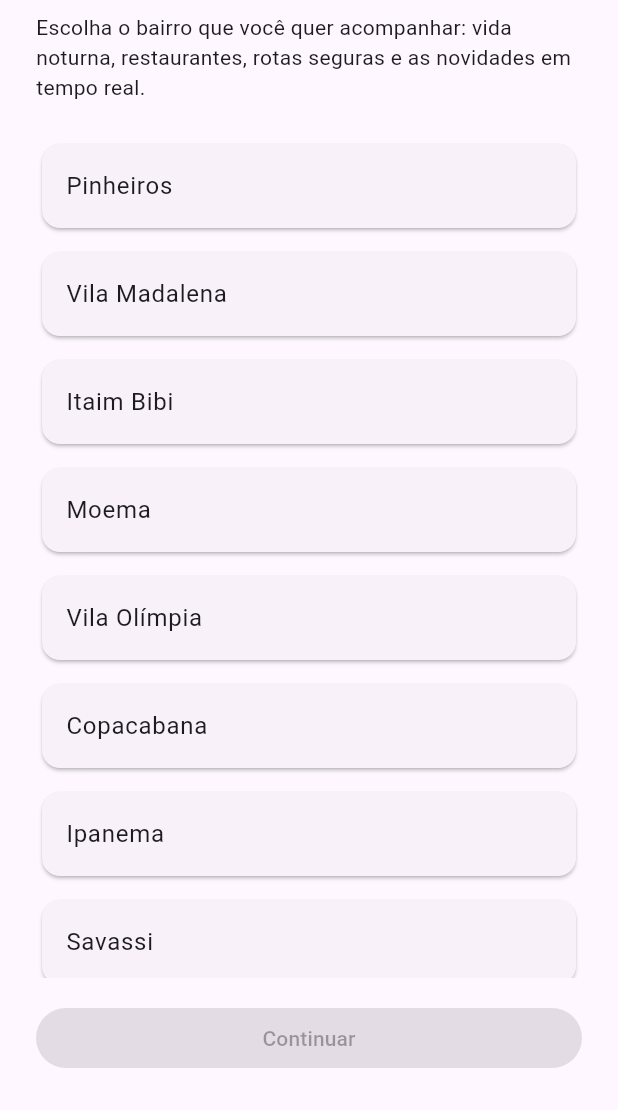
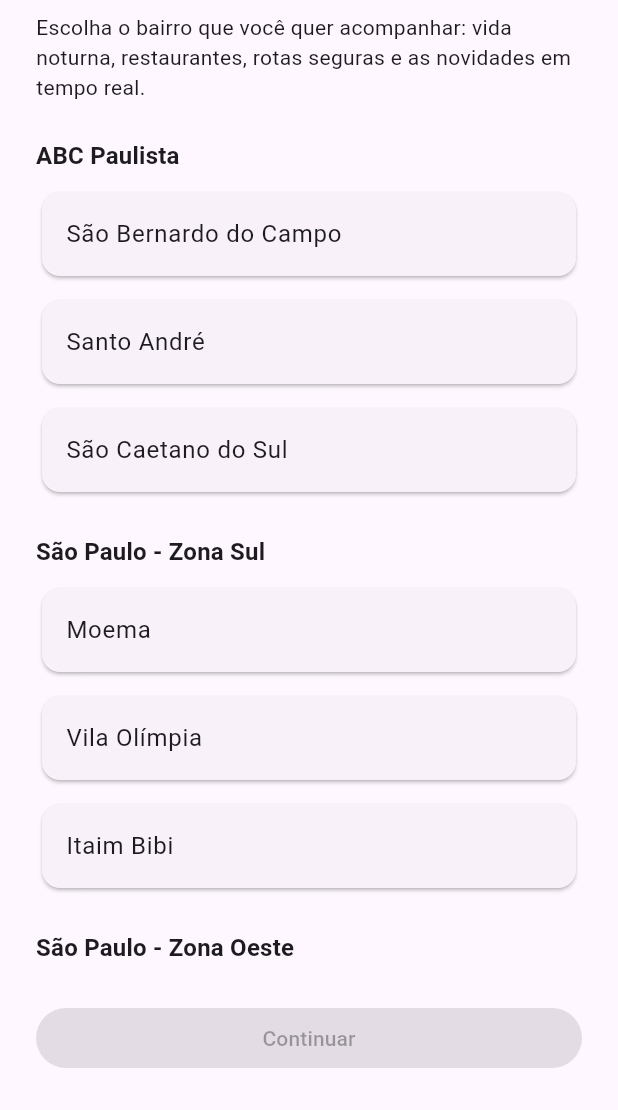
Before and after one commit to felipeamro/AppRole, a Flutter app: the screen it shows after launch, on a phone screen of 412 x 824 dp, the part 126-1236 px from its top. Run offline on Flutter 3.47's test engine with Material 3 defaults, Android fonts, the phone set to English and light mode, and no system bars; our stand-ins replace cloud_firestore, firebase_auth, firebase_core, google_maps_flutter; accounts and stored records are empty.

Commit message:
Adiciona troca de bairro e reorganiza Onboarding por regiao
- Perfil ganha um botao "Trocar bairro" que volta para o Onboarding
  (limpando a pilha de navegacao) para escolher outro bairro sem
  reiniciar o app; a nova escolha substitui a anterior via o mesmo
  updateBairroPreferido ja existente.
- Onboarding agora agrupa os bairros por regiao (ABC Paulista, SP Zona
  Sul, SP Zona Oeste, RJ Zona Sul) com headers de secao fixos, em vez
  de lista plana.
- Ajusta o smoke test para checar a primeira regiao (sempre visivel
  sem rolar), ja que "Pinheiros" ficou fora do viewport padrao do teste.

Co-Authored-By: Claude Sonnet 5 <noreply@anthropic.com>
Claude-Session: https://claude.ai/code/session_015phH3AhTRrbiSU1Gv5TDqe

```diff
--- a/lib/screens/onboarding_screen.dart
+++ b/lib/screens/onboarding_screen.dart
@@ -4,22 +4,42 @@ import '../services/auth_service.dart';
 import '../services/user_service.dart';
 import 'main_navigation_screen.dart';
 
+/// Uma regiao de bairros exibida na lista do Onboarding (ex: "ABC Paulista").
+class BairroRegiao {
+  const BairroRegiao({required this.nome, required this.bairros});
+
+  final String nome;
+  final List<String> bairros;
+}
+
 /// Primeira tela do app: o usuario escolhe o bairro que quer acompanhar.
 ///
 /// A escolha define o `bairroPreferido` salvo em `users` e filtra os dados
-/// de estabelecimentos e feed exibidos na Home.
+/// de estabelecimentos e feed exibidos na Home. Tambem e reaberta a partir
+/// do Perfil quando o usuario quer trocar de bairro.
 class OnboardingScreen extends StatefulWidget {
-  const OnboardingScreen({super.key});
+  const OnboardingScreen({super.key, this.currentBairro});
 
-  static const List<String> bairrosDisponiveis = [
-    'Pinheiros',
-    'Vila Madalena',
-    'Itaim Bibi',
-    'Moema',
-    'Vila Olímpia',
-    'Copacabana',
-    'Ipanema',
-    'Savassi',
+  /// Bairro atualmente selecionado, se houver (fluxo de "trocar bairro").
+  final String? currentBairro;
+
+  static const List<BairroRegiao> regioes = [
+    BairroRegiao(
+      nome: 'ABC Paulista',
+      bairros: ['São Bernardo do Campo', 'Santo André', 'São Caetano do Sul'],
+    ),
+    BairroRegiao(
+      nome: 'São Paulo - Zona Sul',
+      bairros: ['Moema', 'Vila Olímpia', 'Itaim Bibi'],
+    ),
+    BairroRegiao(
+      nome: 'São Paulo - Zona Oeste',
+      bairros: ['Pinheiros', 'Vila Madalena'],
+    ),
+    BairroRegiao(
+      nome: 'Rio de Janeiro - Zona Sul',
+      bairros: ['Copacabana', 'Ipanema'],
+    ),
   ];
 
   @override
@@ -30,7 +50,7 @@ class _OnboardingScreenState extends State<OnboardingScreen> {
   final _authService = AuthService();
   final _userService = UserService();
 
-  String? _selectedBairro;
+  late String? _selectedBairro = widget.currentBairro;
   bool _loading = false;
 
   Future<void> _confirmarBairro() async {
@@ -79,23 +99,36 @@ class _OnboardingScreenState extends State<OnboardingScreen> {
               ),
               const SizedBox(height: 24),
               Expanded(
-                child: ListView.separated(
-                  itemCount: OnboardingScreen.bairrosDisponiveis.length,
-                  separatorBuilder: (_, __) => const SizedBox(height: 8),
-                  itemBuilder: (context, index) {
-                    final bairro = OnboardingScreen.bairrosDisponiveis[index];
-                    final selected = bairro == _selectedBairro;
-                    return Card(
-                      color: selected
-                          ? Theme.of(context).colorScheme.primaryContainer
-                          : null,
-                      child: ListTile(
-                        title: Text(bairro),
-                        trailing: selected ? const Icon(Icons.check_circle) : null,
-                        onTap: () => setState(() => _selectedBairro = bairro),
+                child: ListView(
+                  children: [
+                    for (final regiao in OnboardingScreen.regioes) ...[
+                      Padding(
+                        padding: const EdgeInsets.only(bottom: 8),
+                        child: Text(
+                          regiao.nome,
+                          style: Theme.of(context).textTheme.titleMedium
+                              ?.copyWith(fontWeight: FontWeight.bold),
+                        ),
                       ),
-                    );
-                  },
+                      for (final bairro in regiao.bairros)
+                        Padding(
+                          padding: const EdgeInsets.only(bottom: 8),
+                          child: Card(
+                            color: bairro == _selectedBairro
+                                ? Theme.of(context).colorScheme.primaryContainer
+                                : null,
+                            child: ListTile(
+                              title: Text(bairro),
+                              trailing: bairro == _selectedBairro
+                                  ? const Icon(Icons.check_circle)
+                                  : null,
+                              onTap: () => setState(() => _selectedBairro = bairro),
+                            ),
+                          ),
+                        ),
+                      const SizedBox(height: 16),
+                    ],
+                  ],
                 ),
               ),
               const SizedBox(height: 16),
--- a/lib/screens/profile_screen.dart
+++ b/lib/screens/profile_screen.dart
@@ -4,6 +4,7 @@ import '../models/app_user.dart';
 import '../services/auth_service.dart';
 import '../services/user_service.dart';
 import '../widgets/points_badges_summary.dart';
+import 'onboarding_screen.dart';
 
 /// Perfil do usuario: pontos acumulados, badges conquistadas e bairro
 /// preferido.
@@ -17,6 +18,15 @@ class ProfileScreen extends StatefulWidget {
 class _ProfileScreenState extends State<ProfileScreen> {
   final _authService = AuthService();
   final _userService = UserService();
+
+  void _trocarBairro(String? bairroAtual) {
+    Navigator.of(context).pushAndRemoveUntil(
+      MaterialPageRoute(
+        builder: (_) => OnboardingScreen(currentBairro: bairroAtual),
+      ),
+      (route) => false,
+    );
+  }
 
   @override
   Widget build(BuildContext context) {
@@ -60,6 +70,17 @@ class _ProfileScreenState extends State<ProfileScreen> {
                               ),
                               if (user.bairroPreferido != null)
                                 Text('Bairro: ${user.bairroPreferido}'),
+                              TextButton.icon(
+                                onPressed: () => _trocarBairro(user.bairroPreferido),
+                                icon: const Icon(Icons.sync_alt, size: 18),
+                                label: const Text('Trocar bairro'),
+                                style: TextButton.styleFrom(
+                                  padding: EdgeInsets.zero,
+                                  minimumSize: Size.zero,
+                                  tapTargetSize: MaterialTapTargetSize.shrinkWrap,
+                                  alignment: Alignment.centerLeft,
+                                ),
+                              ),
                             ],
                           ),
                         ],
```
Also changed, not shown: 1 other file.
